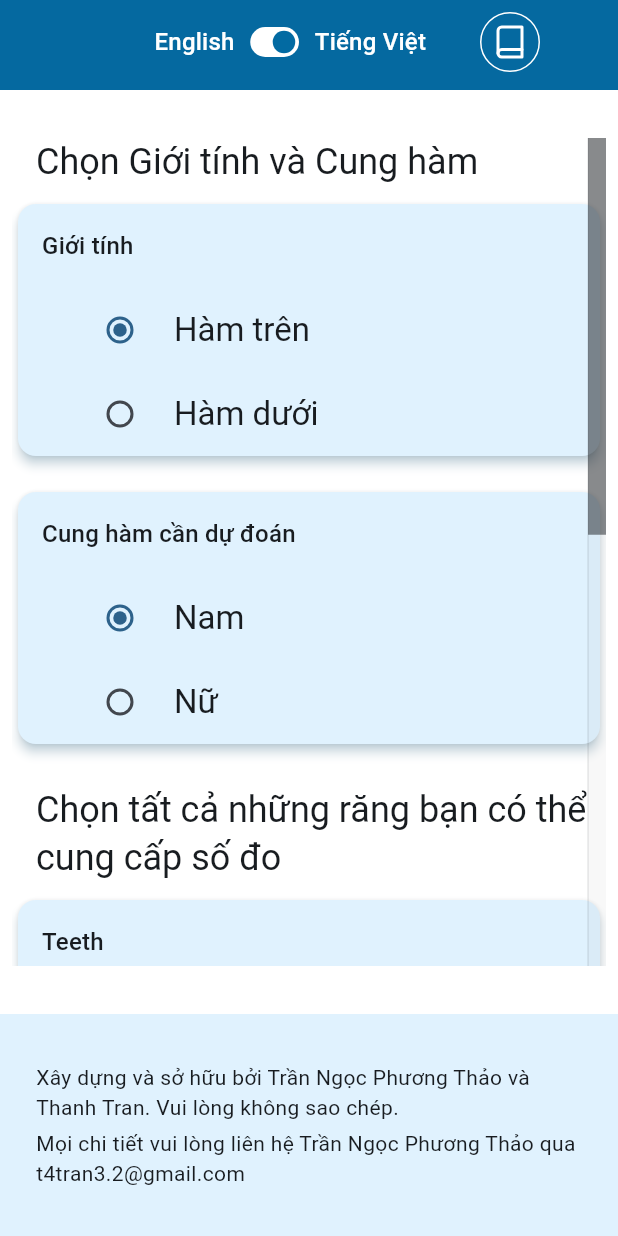
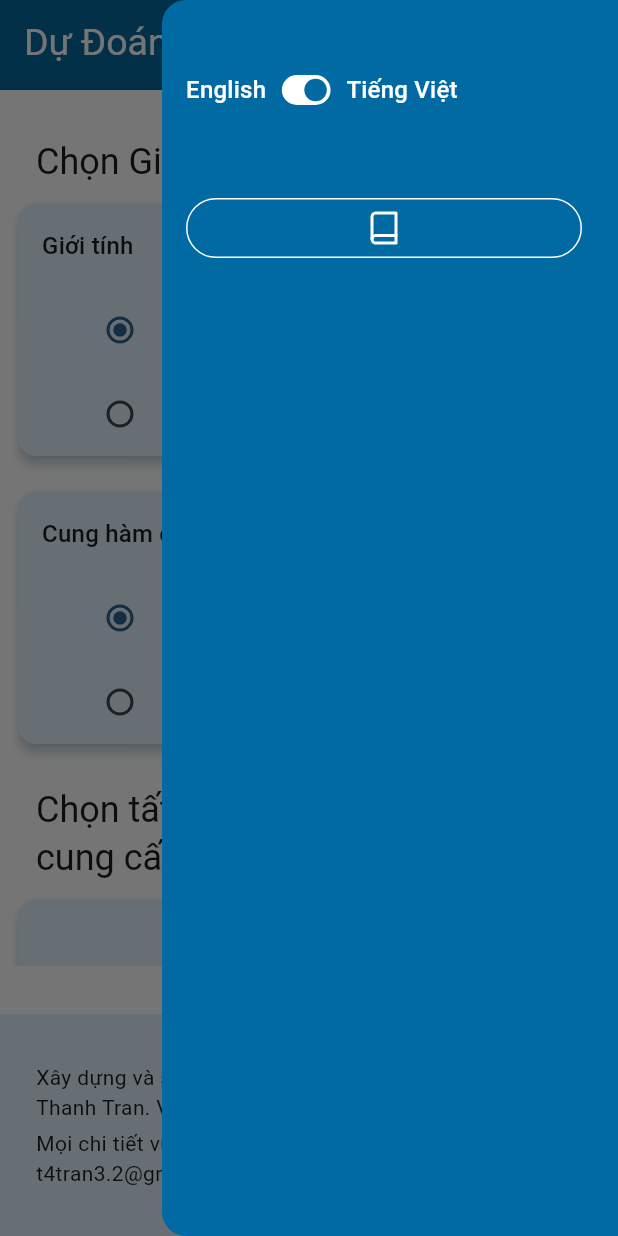
Before and after one commit to congthanhptnk/dermatology_calculator, a Flutter app: the CustomCalculatorPage screen opened directly, with the side drawer open (before the commit the screen has no drawer), on a phone screen of 412 x 824 dp. Run offline on Flutter 3.47's test engine with Material 3 defaults, Android fonts, the light colour scheme and no system bars; drawn by our look-alikes of auto_size_text; our stand-ins replace flutter_feather_icons, gap, i18n_extension, loading_animation_widget, logger; statements that could not run were skipped.

Commit message:
Do a lot of fixes

```diff
--- a/client/lib/custom_calculator_page.dart
+++ b/client/lib/custom_calculator_page.dart
@@ -1,5 +1,6 @@
 import 'dart:convert';
 
+import 'package:auto_size_text/auto_size_text.dart';
 import 'package:dental_calculator/error_panel.dart';
 import 'package:dental_calculator/footer.dart';
 import 'package:dental_calculator/language_toggle.dart';
@@ -62,18 +63,50 @@
       style: Theme.of(context).textTheme.bodyLarge!,
       child: Scaffold(
         backgroundColor: Colors.white,
+        endDrawer: Drawer(
+          backgroundColor: BlueLightColor.s700,
+          child: ListView(
+            children: [
+              const Gap(32),
+              const ListTile(title: LanguageToggle()),
+              const Gap(32),
+              Builder(builder: (context) {
+                return ListTile(
+                  title: IconButton.outlined(
+                    color: Colors.white,
+                    style: OutlinedButton.styleFrom(
+                      side: const BorderSide(color: Colors.white),
+                    ),
+                    onPressed: () {
+                      Scaffold.of(context).closeEndDrawer();
+                      Navigator.of(context).pop();
+                    },
+                    icon: const Icon(FeatherIcons.book),
+                  ),
+                );
+              }),
+              const Gap(16),
+            ],
+          ),
+        ),
         appBar: PreferredSize(
           preferredSize: const Size(double.infinity, 60),
           child: AppBar(
-            title: Text(
+            title: Padding(
+              padding: const EdgeInsets.only(right: 32),
+              child: AutoSizeText(
                 'Teeth Width Prediction'.i18n,
                 style: Theme.of(context).textTheme.displaySmall?.copyWith(color: Colors.white),
+                minFontSize: 16,
+                maxLines: 1,
+              ),
             ),
             backgroundColor: BlueLightColor.s700,
             scrolledUnderElevation: 2,
-            leading: const SizedBox.shrink(),
+            automaticallyImplyLeading: false,
             elevation: 2,
             actions: [
+              if (MediaQuery.of(context).size.width > 500)
                 Padding(
                   padding: const EdgeInsets.symmetric(horizontal: 32),
                   child: Row(
@@ -94,7 +127,16 @@
                       const Gap(16),
                     ],
                   ),
-              ),
+                )
+              else
+                Builder(builder: (context) {
+                  return DrawerButton(
+                    color: Colors.white,
+                    onPressed: () {
+                      Scaffold.of(context).openEndDrawer();
+                    },
+                  );
+                })
             ],
           ),
         ),
@@ -258,7 +300,8 @@
   }
 
   Widget _buildButtons(BuildContext context) {
-    return Row(
+    return Wrap(
+      runSpacing: 16,
       children: [
         FilledButton(
           style: const ButtonStyle(
@@ -275,7 +318,6 @@
             style: Theme.of(context).textTheme.titleLarge?.copyWith(color: Colors.white),
           ),
         ),
-        const Gap(16),
         OutlinedButton(
           onPressed: reset,
           style: OutlinedButton.styleFrom(
--- a/client/lib/teeth_selector.dart
+++ b/client/lib/teeth_selector.dart
@@ -1,3 +1,4 @@
+import 'package:auto_size_text/auto_size_text.dart';
 import 'package:dental_calculator/simple_panel.dart';
 import 'package:dental_calculator/theme.dart';
 import 'package:dental_calculator/translations.i18n.dart';
@@ -25,7 +26,7 @@
   @override
   Widget build(BuildContext context) {
     return SimplePanel(
-      title: 'Teeth',
+      title: '',
       child: Column(
         children: [
           _buildPartialSelector(context),
@@ -46,6 +47,7 @@
   }
 
   Widget _buildPartialSelector(BuildContext context) {
+    var myGroup = AutoSizeGroup();
     return GridView.builder(
       itemCount: existingFeatures.length,
       physics: const NeverScrollableScrollPhysics(),
@@ -53,10 +55,10 @@
       itemBuilder: (context, index) {
         String feature = existingFeatures[index];
         bool selected = selectedFeatures.contains(feature);
-        return Center(
-          child: ListTile(
+        return ListTile(
           title: Row(
             crossAxisAlignment: CrossAxisAlignment.center,
+            mainAxisSize: MainAxisSize.max,
             children: [
               Checkbox(
                 value: selected,
@@ -68,9 +70,14 @@
                 },
               ),
               const Gap(4),
-                Text(
+              Expanded(
+                child: AutoSizeText(
                   getFeatureName(feature),
                   style: Theme.of(context).textTheme.titleLarge,
+                  group: myGroup,
+                  minFontSize: 12,
+                  maxLines: 1,
+                ),
               ),
             ],
           ),
@@ -78,7 +85,6 @@
           onTap: () {
             toggleOption(feature, !selected);
           },
-          ),
         );
       },
       gridDelegate: const SliverGridDelegateWithMaxCrossAxisExtent(maxCrossAxisExtent: 758, mainAxisExtent: 60),
--- a/client/lib/translations.i18n.dart
+++ b/client/lib/translations.i18n.dart
@@ -70,7 +70,7 @@
       } +
       {
         'en_us': 'Upper first molar', // R6T
-        'vi_vn': 'Răng cối nhỏ thứ nhất hàm trên',
+        'vi_vn': 'Răng cối lớn thứ nhất hàm trên',
       } +
       {
         'en_us': 'Lower central incisor', // R1D
@@ -82,7 +82,7 @@
       } +
       {
         'en_us': 'Lower first molar', // R6D
-        'vi_vn': 'Răng cối nhỏ thứ nhất hàm dưới',
+        'vi_vn': 'Răng cối lớn thứ nhất hàm dưới',
       } +
       {
         'en_us': 'Eg: 10.00',
@@ -135,6 +135,10 @@
       {
         'en_us': 'You only need to provide these measurements. You can click reset button to try again',
         'vi_vn': 'Bạn chỉ cần cung cấp kích thước của các răng bên dưới. Hãy chọn nút Làm lại để bắt đầu lại',
+      } +
+      {
+        'en_us': 'Note: This is an ALTERNATIVE prediction result, may vary by about 1-2 mm from actual value',
+        'vi_vn': 'Lưu ý: Đây là kết quả dự đoán THAY THẾ, có thể sai lệch khoảng 1-2 mm so với thực tế',
       };
 
   static final Translations _translations = _wallet;
--- a/client/pubspec.yaml
+++ b/client/pubspec.yaml
@@ -45,6 +45,7 @@
   gap: ^3.0.1
   i18n_extension: ^12.0.1
   flutter_feather_icons: ^2.0.0+1
+  auto_size_text: ^3.0.0
 
 dev_dependencies:
   flutter_test:
```
Also changed, not shown: client/lib/calculator_page.dart (+49 -4 lines), client/lib/result_panel.dart (+10 -3 lines). Lines whose indentation alone changed are shown as unchanged.
